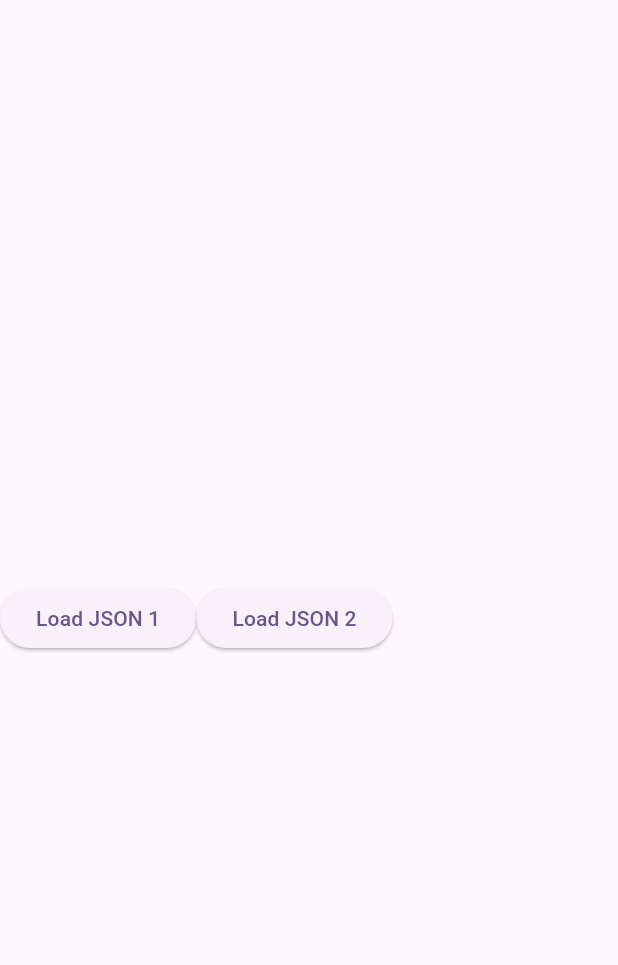
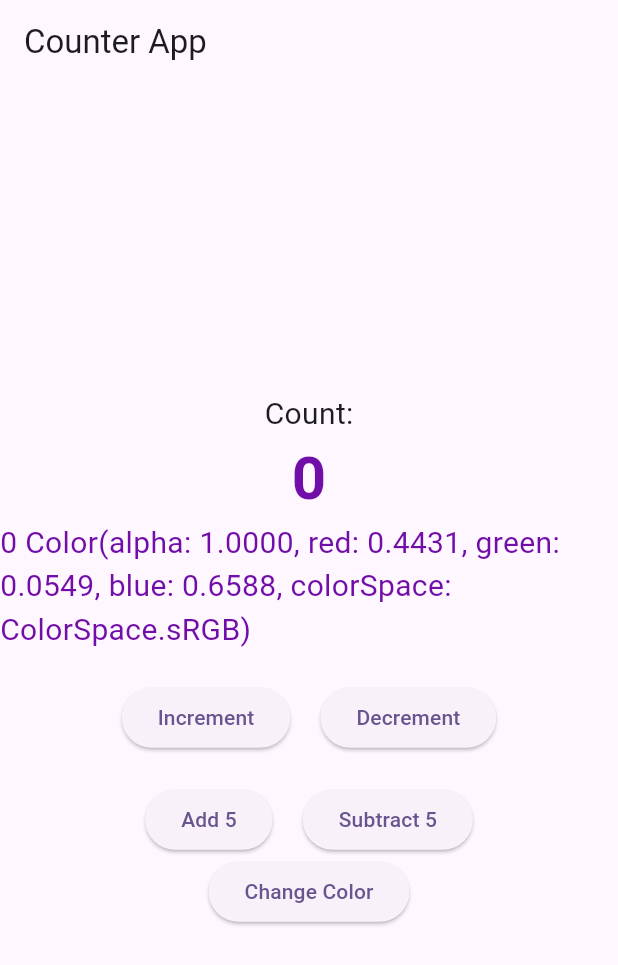
Before and after one commit to UbAidu21/bloc_learning, a Flutter app: the screen it shows after launch, on a phone screen of 412 x 824 dp. Shown: the top 965 px of the screen. Run offline on Flutter 3.47's test engine with Material 2 defaults, Android fonts, the phone set to English and light mode, and no system bars; our stand-ins replace bloc, flutter_bloc.

Commit message:
Counter App + Change Colors

```diff
--- /dev/null
+++ b/lib/blocss/s3_counter.dart
@@ -0,0 +1,190 @@
+import 'package:flutter/material.dart';
+import 'package:flutter_bloc/flutter_bloc.dart';
+import 'dart:math' show Random;
+
+// Abstract Events: First Of All We have to Create an Abstract Event Class for our App.
+abstract class CounterEvent {}
+
+//Evvents: Here we will create our Events and Extends these events with Abstract Events.
+class IncrementEvent extends CounterEvent {}
+
+class DecrementEvent extends CounterEvent {}
+
+class Add5 extends CounterEvent {}
+
+class Subtract5 extends CounterEvent {}
+
+class ChangeColorEvent extends CounterEvent {}
+
+/// States: This is the State that we are going to change in our application.
+///Currently we have two States means two different and unrelated States that we
+///are going to change in our UI.
+///1st One is the Counter Value when the user increment our decrement it.
+///2nd is the Scaffold Color that we are going to change when the related event
+///called.
+class CounterState {
+  final int count;
+  final Color backgroundColor;
+
+  ///We will declare it as final and required it in the constructor so we can use it
+  ///further more.
+  CounterState({required this.count, required this.backgroundColor});
+}
+
+/// BLoC:
+/// THis is the main part of our Bloc State-managment. we create our Bloc class(CounterBloc)
+/// that extents wit Bloc. If we notice that the Bloc asking for two things e.g, one is
+///   1. Event(CounterEvent).
+///   2. Current State(CounterState).
+/// That we have already created above.
+class CounterBloc extends Bloc<CounterEvent, CounterState> {
+  ///when we extends our class with Bloc it will ask for the initial State, So by using
+  ///the Constructor we are going to declare the initial state of the app that First
+  ///time our is run.
+  ///After that if we see we have a function body to the Super constructor.
+  CounterBloc()
+      : super(CounterState(count: 0, backgroundColor: getRandomColor())) {
+    /// In this Function we use have a function known as 'on<T>(event,emit){}'.
+    /// '<T>': is the Type of Event that we want to use to change State.
+    /// 'event': is the Functionality in our Event to change the state.
+    /// 'emit': is the output of our on(){} method when the event is called or handle.
+    /// if you check to the DataType of Event, it will give the Event name of the <T>.
+    on<IncrementEvent>((event, emit) {
+      emit(CounterState(
+        count: state.count + 1,
+        backgroundColor: getRandomColor(),
+      ));
+    });
+
+    on<DecrementEvent>((event, emit) {
+      if (state.count > 0) {
+        emit(CounterState(
+          count: state.count - 1,
+          backgroundColor: getRandomColor(),
+        ));
+      }
+    });
+
+    on<Add5>((event, emit) {
+      emit(CounterState(
+        count: state.count + 5,
+        backgroundColor: getRandomColor(),
+      ));
+    });
+
+    on<Subtract5>((event, emit) {
+      if (state.count >= 5) {
+        emit(CounterState(
+          count: state.count - 5,
+          backgroundColor: getRandomColor(),
+        ));
+      }
+    });
+
+    on<ChangeColorEvent>((event, emit) {
+      emit(CounterState(
+        count: state.count,
+        backgroundColor: getRandomColor(),
+      ));
+    });
+  }
+}
+
+Color getRandomColor() {
+  final Random random = Random();
+  final int colorValue = random.nextInt(0xFFFFFF);
+  return Color(colorValue | 0xFF000000);
+}
+
+// UI
+class CounterApp extends StatelessWidget {
+  const CounterApp({Key? key}) : super(key: key);
+
+  @override
+  Widget build(BuildContext context) {
+    return Scaffold(
+      appBar: AppBar(
+        title: const Text('Counter App'),
+      ),
+      body: Center(
+        child: Column(
+          mainAxisAlignment: MainAxisAlignment.center,
+          children: [
+            const Text(
+              'Count:',
+              style: TextStyle(fontSize: 20),
+            ),
+
+            ///So we can use two different approches for updating the UI.
+            ///if we have a large set data then use BlocBuiled() to rebuild the widget
+            ///but if we have a small size changes then we can use the the simple context.select()
+            ///function which is more simple and editible.
+            BlocBuilder<CounterBloc, CounterState>(
+              buildWhen: (previous, current) =>
+                  previous.count != current.count ||
+                  previous.backgroundColor != previous.backgroundColor,
+              builder: (context, state) => Text(
+                '${state.count}',
+                style: TextStyle(
+                    fontSize: 40,
+                    fontWeight: FontWeight.bold,
+                    color: state.backgroundColor),
+              ),
+            ),
+            Text(
+              context.select((CounterBloc bloc) =>
+                  '${bloc.state.count} ${bloc.state.backgroundColor}'),
+              style: TextStyle(
+                  color: context.select(
+                      (CounterBloc bloc) => bloc.state.backgroundColor)),
+            ),
+            const SizedBox(height: 20),
+            Row(
+              mainAxisAlignment: MainAxisAlignment.center,
+              children: [
+                ElevatedButton(
+                  onPressed: () {
+                    context.read<CounterBloc>().add(IncrementEvent());
+                  },
+                  child: const Text('Increment'),
+                ),
+                const SizedBox(width: 20),
+                ElevatedButton(
+                  onPressed: () {
+                    context.read<CounterBloc>().add(DecrementEvent());
+                  },
+                  child: const Text('Decrement'),
+                ),
+              ],
+            ),
+            const SizedBox(height: 20),
+            Row(
+              mainAxisAlignment: MainAxisAlignment.center,
+              children: [
+                ElevatedButton(
+                  onPressed: () {
+                    context.read<CounterBloc>().add(Add5());
+                  },
+                  child: const Text('Add 5'),
+                ),
+                const SizedBox(width: 20),
+                ElevatedButton(
+                  onPressed: () {
+                    context.read<CounterBloc>().add(Subtract5());
+                  },
+                  child: const Text('Subtract 5'),
+                ),
+              ],
+            ),
+            ElevatedButton(
+              onPressed: () {
+                context.read<CounterBloc>().add(ChangeColorEvent());
+              },
+              child: const Text('Change Color'),
+            ),
+          ],
+        ),
+      ),
+    );
+  }
+}
--- a/lib/main.dart
+++ b/lib/main.dart
@@ -1,4 +1,4 @@
-import 'package:bloc_learning/blocss/s2_bloc.dart';
+import 'package:bloc_learning/blocss/s3_counter.dart';
 import 'package:flutter/material.dart';
 import 'package:flutter_bloc/flutter_bloc.dart';
 
@@ -20,8 +20,8 @@ class MyApp extends StatelessWidget {
         textTheme: const TextTheme(bodyMedium: TextStyle(fontSize: 20)),
       ),
       home: BlocProvider(
-        create: (_) => PersonBloc(),
-        child: const S2BlocScren(),
+        create: (_) => CounterBloc(),
+        child: CounterApp(),
       ),
     );
   }
```
Also changed, not shown: lib/blocss/s2_bloc.dart (+22 -7 lines).
